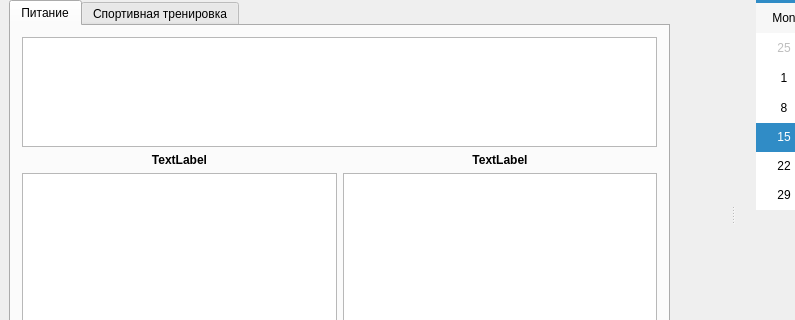
First picture: the form in mainwindow.ui, repository iSokrat/SportDiary, before the edit; both pictures show x 0 to 795 and y 105 to 425 of the 956 by 624 pixel window.
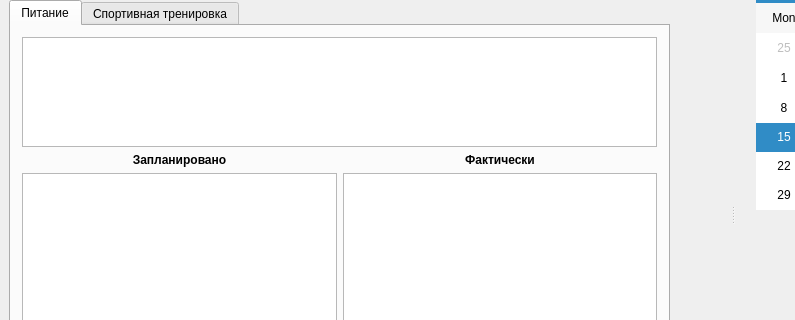
Second picture: the form after the edit. Icons and pictures are not drawn.

Patch:
```diff
--- a/mainwindow.ui
+++ b/mainwindow.ui
@@ -96,7 +96,7 @@
            </font>
           </property>
           <property name="text">
-           <string>TextLabel</string>
+           <string>Запланировано</string>
           </property>
           <property name="textFormat">
            <enum>Qt::AutoText</enum>
@@ -121,7 +121,7 @@
            </font>
           </property>
           <property name="text">
-           <string>TextLabel</string>
+           <string>Фактически</string>
           </property>
           <property name="textFormat">
            <enum>Qt::AutoText</enum>
```
Left out of the diff: 4 changed lines with no effect on the pictures.
